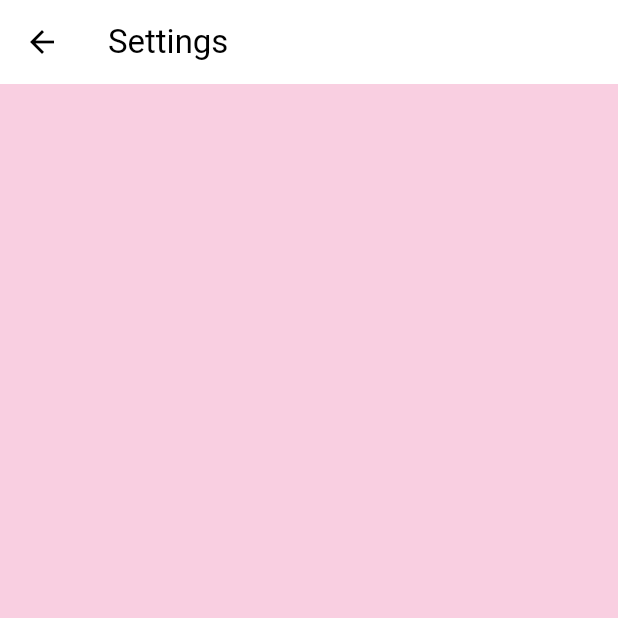
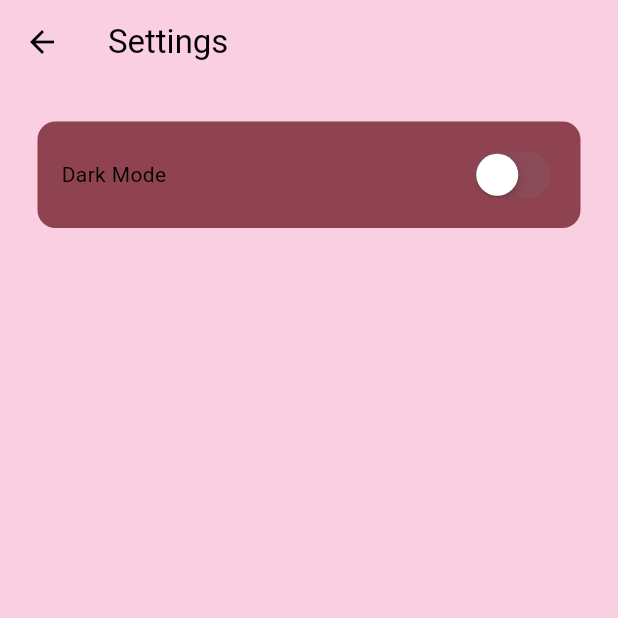
Before and after one commit to 88marcos88/flutter-chat-app, a Flutter app: the screen it shows once a user with an empty profile is signed in, in the side drawer, after a tap on "S E T T I N G S", on a phone screen of 412 x 824 dp, the top half of it. Run offline on Flutter 3.47's test engine with Material 3 defaults, Android fonts, the phone set to English and light mode, and no system bars; our stand-ins replace cloud_firestore, firebase_auth, firebase_core; accounts and stored records are empty; network calls fail.

Commit message:
feat: complete chat UI and add dark mode support

```diff
--- a/lib/main.dart
+++ b/lib/main.dart
@@ -1,13 +1,20 @@
 import 'package:di_chat_app/services/auth/auth_gate.dart';
 import 'package:di_chat_app/firebase_options.dart';
 import 'package:di_chat_app/themes/light_mode.dart';
+import 'package:di_chat_app/themes/themes_provider.dart';
 import 'package:firebase_core/firebase_core.dart';
 import 'package:flutter/material.dart';
+import 'package:provider/provider.dart';
 
 void main() async {
   WidgetsFlutterBinding.ensureInitialized();
   await Firebase.initializeApp(options: DefaultFirebaseOptions.currentPlatform);
-  runApp(const MyApp());
+  runApp(
+    ChangeNotifierProvider(
+      create: (context) => ThemesProvider(),
+      child: const MyApp(),
+    ),
+  );
 }
 
 class MyApp extends StatelessWidget {
@@ -18,7 +25,7 @@ class MyApp extends StatelessWidget {
     return MaterialApp(
       debugShowCheckedModeBanner: false,
       home: const AuthGate(),
-      theme: lightMode,
+      theme: Provider.of<ThemesProvider>(context).themeData,
     );
   }
 }
--- a/lib/pages/settings_page.dart
+++ b/lib/pages/settings_page.dart
@@ -1,4 +1,7 @@
+import 'package:di_chat_app/themes/themes_provider.dart';
+import 'package:flutter/cupertino.dart';
 import 'package:flutter/material.dart';
+import 'package:provider/provider.dart';
 
 class SettingsPage extends StatelessWidget {
   const SettingsPage({super.key});
@@ -7,7 +10,37 @@ class SettingsPage extends StatelessWidget {
   Widget build(BuildContext context) {
     return Scaffold(
       backgroundColor: Theme.of(context).colorScheme.background,
-      appBar: AppBar(title: Text("Settings")),
+      appBar: AppBar(
+        backgroundColor: Theme.of(context).colorScheme.background,
+        title: Text("Settings"),
+      ),
+      body: Container(
+        decoration: BoxDecoration(
+          color: Theme.of(context).colorScheme.secondary,
+          borderRadius: BorderRadius.circular(12.0),
+        ),
+        margin: const EdgeInsets.all(25.0),
+        padding: const EdgeInsets.all(16.0),
+        child: Row(
+          mainAxisAlignment: MainAxisAlignment.spaceBetween,
+          children: [
+            // dark mode toggle
+            const Text('Dark Mode'),
+
+            // switch toggle
+            CupertinoSwitch(
+              value: Provider.of<ThemesProvider>(
+                context,
+                listen: false,
+              ).isDarkMode,
+              onChanged: (value) => Provider.of<ThemesProvider>(
+                context,
+                listen: false,
+              ).toggleTheme(),
+            ),
+          ],
+        ),
+      ),
     );
   }
 }
--- /dev/null
+++ b/lib/themes/dark_mode.dart
@@ -0,0 +1,18 @@
+import 'package:flutter/material.dart';
+
+// FNG COLORS
+// FNG DARK COLORS
+const deepPurple = Color(0xFF1A0F24);
+const winePurple = Color(0xFF7A3B5A);
+const darkGrape = Color(0xFF2D143C);
+const softPink = Color(0xFFD6A3B5);
+
+ThemeData darkMode = ThemeData(
+  colorScheme: ColorScheme.dark(
+    background: deepPurple,
+    primary: winePurple,
+    secondary: darkGrape,
+    tertiary: softPink,
+    inversePrimary: Colors.white,
+  ),
+);
--- /dev/null
+++ b/lib/themes/themes_provider.dart
@@ -0,0 +1,25 @@
+import 'package:di_chat_app/themes/dark_mode.dart';
+import 'package:di_chat_app/themes/light_mode.dart';
+import 'package:flutter/material.dart';
+
+class ThemesProvider extends ChangeNotifier {
+  ThemeData _themeData = lightMode;
+
+  ThemeData get themeData => _themeData;
+
+  bool get isDarkMode => _themeData == darkMode;
+
+  set themeData(ThemeData theme) {
+    _themeData = theme;
+    notifyListeners();
+  }
+
+  void toggleTheme() {
+    if (isDarkMode) {
+      _themeData = lightMode;
+    } else {
+      _themeData = darkMode;
+    }
+    notifyListeners();
+  }
+}
--- a/pubspec.yaml
+++ b/pubspec.yaml
@@ -37,6 +37,7 @@ dependencies:
   firebase_core: ^4.3.0
   firebase_auth: ^6.1.3
   cloud_firestore: ^6.1.1
+  provider: ^6.1.5+1
 
 dev_dependencies:
   flutter_test:
```
Also changed, not shown: lib/pages/chat_page.dart (+4 -4 lines), pubspec.lock.
